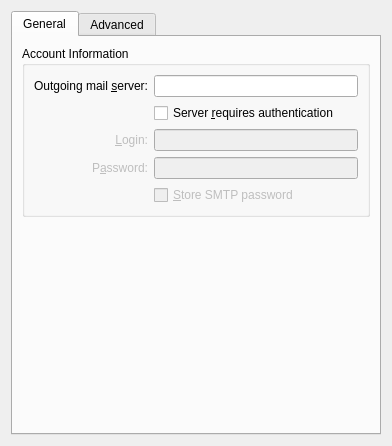
KDE/kmailtransport, file src/ui/smtpsettings.ui: the form before one commit.
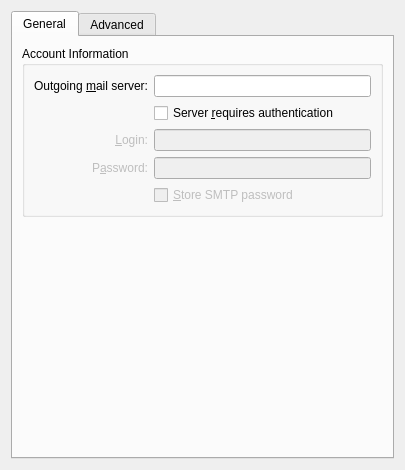
The form after the commit. Custom widgets are drawn as their Qt base class.

Commit message: Trap return key

Patch:
```diff
--- a/src/ui/smtpsettings.ui
+++ b/src/ui/smtpsettings.ui
@@ -7,8 +7,8 @@
    <rect>
     <x>0</x>
     <y>0</y>
-    <width>392</width>
-    <height>446</height>
+    <width>405</width>
+    <height>470</height>
    </rect>
   </property>
   <layout class="QVBoxLayout" name="verticalLayout">
@@ -31,7 +31,7 @@
           <item row="0" column="0">
            <widget class="QLabel" name="hostLabel">
             <property name="text">
-             <string>Outgoing mail &amp;server:</string>
+             <string>Outgoing &amp;mail server:</string>
             </property>
             <property name="alignment">
              <set>Qt::AlignRight|Qt::AlignTrailing|Qt::AlignVCenter</set>
@@ -371,6 +371,13 @@
    </item>
   </layout>
  </widget>
+ <customwidgets>
+  <customwidget>
+   <class>KLineEdit</class>
+   <extends>QLineEdit</extends>
+   <header>klineedit.h</header>
+  </customwidget>
+ </customwidgets>
  <tabstops>
   <tabstop>tabWidget</tabstop>
   <tabstop>kcfg_host</tabstop>
```
Left out of the diff: 34 changed lines with no effect on the pictures. The commit also changes 1 other file.
